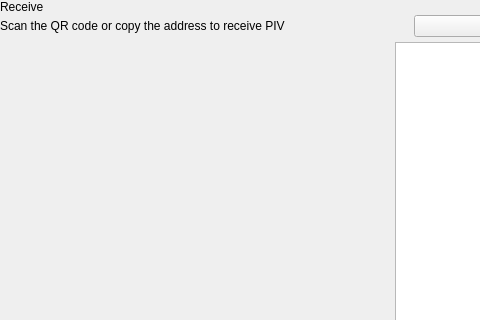
Above: src/qt/encocoin/forms/receivewidget.ui from Kopernikus-dev/test before the change; both pictures show x 0 to 480 and y 0 to 320 of the 629 by 629 pixel window. Below: the same form after it.
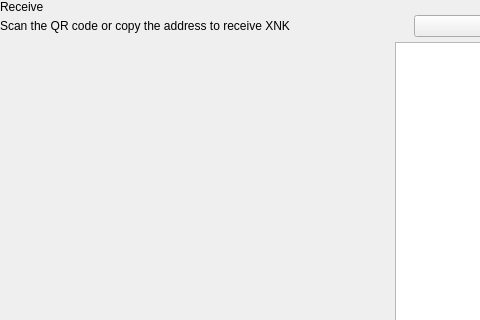
That is the form after the change. Custom widgets are drawn as their Qt base class.

The edit to the form file:
```diff
--- a/src/qt/encocoin/forms/receivewidget.ui
+++ b/src/qt/encocoin/forms/receivewidget.ui
@@ -78,7 +78,7 @@
             <item alignment="Qt::AlignTop">
              <widget class="QLabel" name="labelSubtitle1">
               <property name="text">
-               <string>Scan the QR code or copy the address to receive PIV</string>
+               <string>Scan the QR code or copy the address to receive XNK</string>
               </property>
              </widget>
             </item>
```
Left out of the diff: 2 changed lines with no effect on the pictures.
